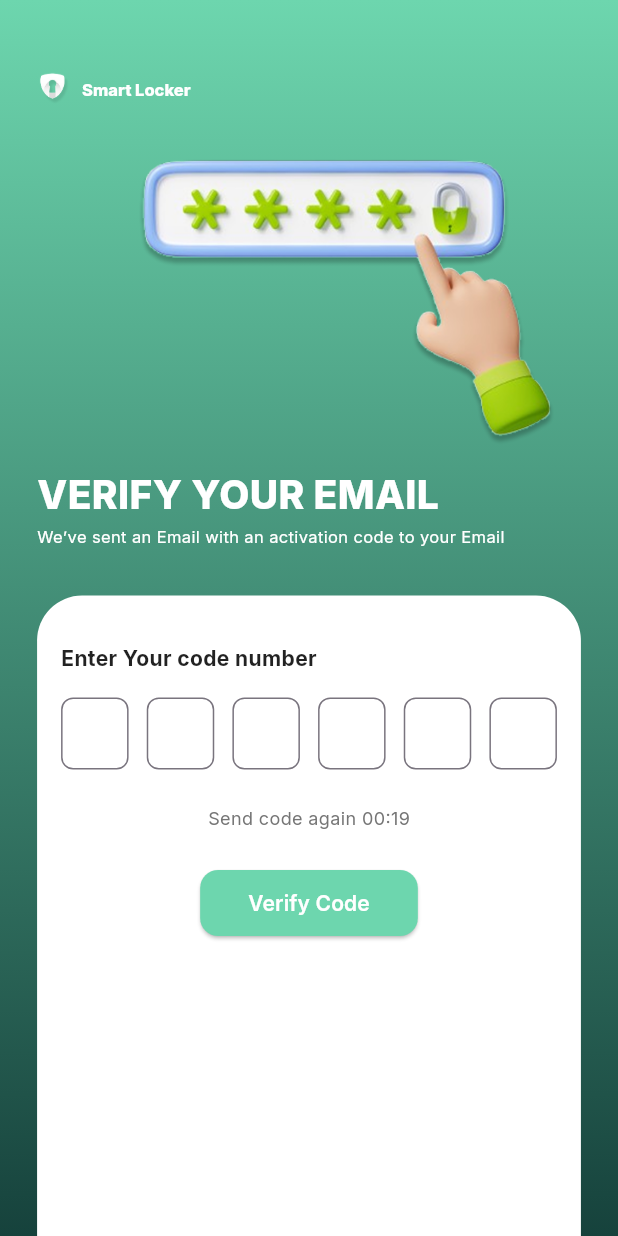
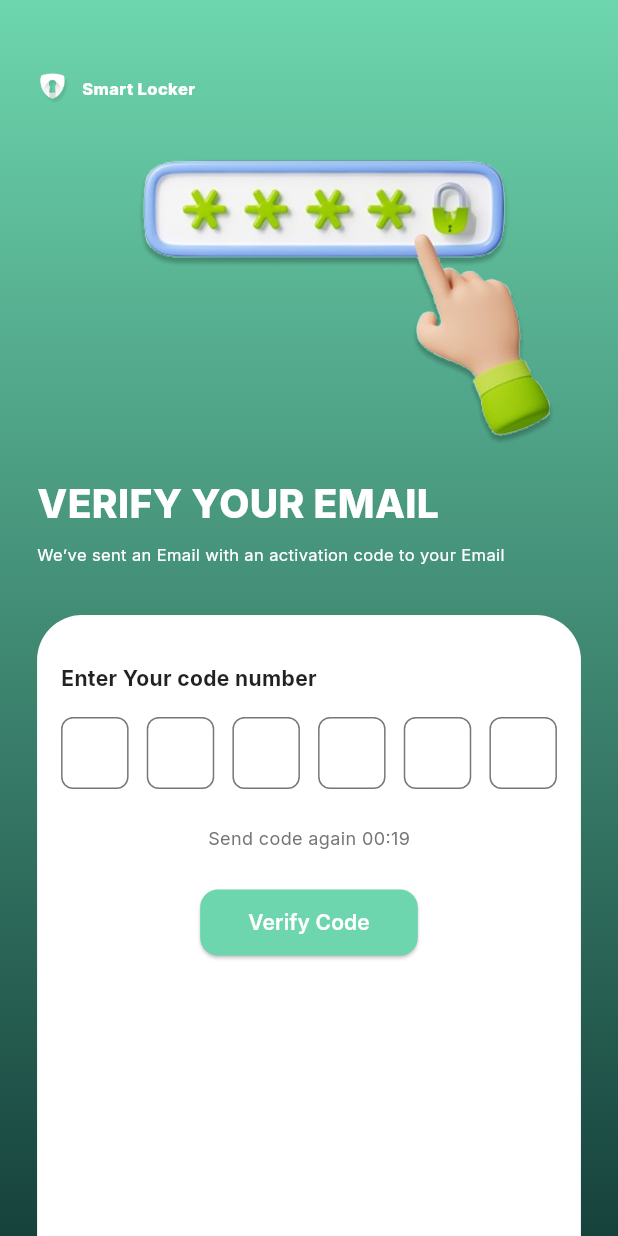
Before and after one commit to imamsmdraa/DPSI_SmartLocker, a Flutter app: the EmailVerificationScreen screen opened by its route, on a phone screen of 412 x 824 dp. Run offline on Flutter 3.47's test engine with Material 3 defaults, Android fonts, the phone set to English and light mode, and no system bars; our stand-ins replace google_fonts.

Commit message:
benerin routing

```diff
--- a/lib/main.dart
+++ b/lib/main.dart
@@ -7,7 +7,6 @@ import 'screens/register/history.dart';
 import 'screens/register/help_and_support.dart';
 import 'screens/register/profile.dart';
 import 'screens/register/openning.dart';
-
 
 void main() {
   runApp(const MyApp());
@@ -34,7 +33,6 @@ class MyApp extends StatelessWidget {
         '/help_and_support': (context) => const HelpAndSupportScreen(),
         '/profile': (context) => const ProfileScreen(),
         '/openning': (context) => const OpenningScreen(),
-
       },
     );
   }
--- a/lib/screens/register/email_verification.dart
+++ b/lib/screens/register/email_verification.dart
@@ -1,20 +1,18 @@
 import 'package:flutter/material.dart';
 import 'package:google_fonts/google_fonts.dart';
-
-/// EmailVerificationScreen
-/// Halaman untuk verifikasi email dengan input kode OTP
-/// Desain responsif untuk iPhone 14 Pro Max, iPad, hingga laptop
 
 class EmailVerificationScreen extends StatefulWidget {
   const EmailVerificationScreen({super.key});
 
   @override
-  State<EmailVerificationScreen> createState() => _EmailVerificationScreenState();
+  State<EmailVerificationScreen> createState() =>
+      _EmailVerificationScreenState();
 }
 
 class _EmailVerificationScreenState extends State<EmailVerificationScreen> {
   final List<FocusNode> _focusNodes = List.generate(6, (_) => FocusNode());
-  final List<TextEditingController> _controllers = List.generate(6, (_) => TextEditingController());
+  final List<TextEditingController> _controllers =
+      List.generate(6, (_) => TextEditingController());
   int _timer = 20;
 
   @override
@@ -46,7 +44,10 @@ class _EmailVerificationScreenState extends State<EmailVerificationScreen> {
   void _submitCode() {
     String code = _controllers.map((c) => c.text).join();
     debugPrint('Kode verifikasi: $code');
-    // TODO: Kirim kode ke backend untuk verifikasi
+
+    // TODO: Validasi kode dengan backend
+    // Jika berhasil:
+    Navigator.pushReplacementNamed(context, '/openning');
   }
 
   @override
@@ -71,8 +72,7 @@ class _EmailVerificationScreenState extends State<EmailVerificationScreen> {
           child: Column(
             children: [
               const SizedBox(height: 48),
-
-              // Logo + Text Branding
+              // Branding Logo
               Row(
                 children: [
                   Image.asset(
@@ -86,27 +86,19 @@ class _EmailVerificationScreenState extends State<EmailVerificationScreen> {
                     style: GoogleFonts.inter(
                       fontWeight: FontWeight.w800,
                       fontSize: 11,
-                      height: 1.4,
-                      letterSpacing: -0.01,
                       color: Colors.white,
                     ),
                   ),
                 ],
               ),
-
               const SizedBox(height: 24),
-
-              // Ilustrasi password
               Image.asset(
                 'assets/images/password.png',
                 width: size.width * 0.9,
                 height: size.height * 0.25,
                 fit: BoxFit.contain,
               ),
-
               const SizedBox(height: 16),
-
-              // Judul
               Align(
                 alignment: Alignment.centerLeft,
                 child: Text(
@@ -114,33 +106,26 @@ class _EmailVerificationScreenState extends State<EmailVerificationScreen> {
                   style: GoogleFonts.inter(
                     fontWeight: FontWeight.w800,
                     fontSize: 26,
-                    height: 1.0,
                     color: Colors.white,
                   ),
                 ),
               ),
-
               const SizedBox(height: 8),
-
-              // Deskripsi
               Align(
                 alignment: Alignment.centerLeft,
                 child: Text(
-                  'We\u2019ve sent an Email with an activation code to your Email',
+                  'We’ve sent an Email with an activation code to your Email',
                   style: GoogleFonts.inter(
                     fontWeight: FontWeight.w400,
                     fontSize: 11,
-                    height: 1.25,
                     color: Colors.white,
                   ),
                 ),
               ),
-
               const SizedBox(height: 32),
-
-              // Container Putih berisi input OTP
               Container(
-                padding: const EdgeInsets.symmetric(vertical: 32, horizontal: 16),
+                padding:
+                    const EdgeInsets.symmetric(vertical: 32, horizontal: 16),
                 decoration: const BoxDecoration(
                   color: Colors.white,
                   borderRadius: BorderRadius.vertical(top: Radius.circular(30)),
@@ -148,7 +133,6 @@ class _EmailVerificationScreenState extends State<EmailVerificationScreen> {
                 child: Column(
                   crossAxisAlignment: CrossAxisAlignment.start,
                   children: [
-                    // Label
                     Text(
                       'Enter Your code number',
                       style: GoogleFonts.inter(
@@ -158,8 +142,6 @@ class _EmailVerificationScreenState extends State<EmailVerificationScreen> {
                       ),
                     ),
                     const SizedBox(height: 16),
-
-                    // OTP Input Fields
                     Row(
                       mainAxisAlignment: MainAxisAlignment.spaceBetween,
                       children: List.generate(6, (index) {
@@ -173,7 +155,8 @@ class _EmailVerificationScreenState extends State<EmailVerificationScreen> {
                             maxLength: 1,
                             decoration: InputDecoration(
                               counterText: '',
-                              contentPadding: const EdgeInsets.symmetric(vertical: 12),
+                              contentPadding:
+                                  const EdgeInsets.symmetric(vertical: 12),
                               border: OutlineInputBorder(
                                 borderRadius: BorderRadius.circular(8),
                               ),
@@ -189,10 +172,7 @@ class _EmailVerificationScreenState extends State<EmailVerificationScreen> {
                         );
                       }),
                     ),
-
                     const SizedBox(height: 24),
-
-                    // Timer
                     Center(
                       child: Text(
                         'Send code again 00:${_timer.toString().padLeft(2, '0')}',
@@ -202,16 +182,14 @@ class _EmailVerificationScreenState extends State<EmailVerificationScreen> {
                         ),
                       ),
                     ),
-
                     const SizedBox(height: 24),
-
-                    // Tombol Submit
                     Center(
                       child: ElevatedButton(
                         onPressed: _submitCode,
                         style: ElevatedButton.styleFrom(
                           backgroundColor: const Color(0xFF6DD6AE),
-                          padding: const EdgeInsets.symmetric(horizontal: 32, vertical: 12),
+                          padding: const EdgeInsets.symmetric(
+                              horizontal: 32, vertical: 12),
                           shape: RoundedRectangleBorder(
                             borderRadius: BorderRadius.circular(12),
                           ),
@@ -226,8 +204,8 @@ class _EmailVerificationScreenState extends State<EmailVerificationScreen> {
                         ),
                       ),
                     ),
-
-                    const SizedBox(height: 200), // Padding tambahan untuk keyboard
+                    const SizedBox(
+                        height: 200), // Untuk hindari keyboard overlap
                   ],
                 ),
               ),
--- a/lib/screens/register/openning.dart
+++ b/lib/screens/register/openning.dart
@@ -30,7 +30,7 @@ class OpenningScreen extends StatelessWidget {
                     letterSpacing: -0.36,
                     shadows: [
                       Shadow(
-                        offset: Offset(2, 3),
+                        offset: const Offset(2, 3),
                         blurRadius: 2,
                         color: Colors.black.withOpacity(0.1),
                       )
@@ -71,7 +71,8 @@ class OpenningScreen extends StatelessWidget {
                         ),
                       ),
                       onPressed: () {
-                        Navigator.pushNamed(context, '/sign-in');
+                        // Ganti route ke create-account
+                        Navigator.pushNamed(context, '/create-account');
                       },
                       child: const Text(
                         'Start',
```
Also changed, not shown: lib/screens/register/sign_in.dart (+54 -17 lines).
